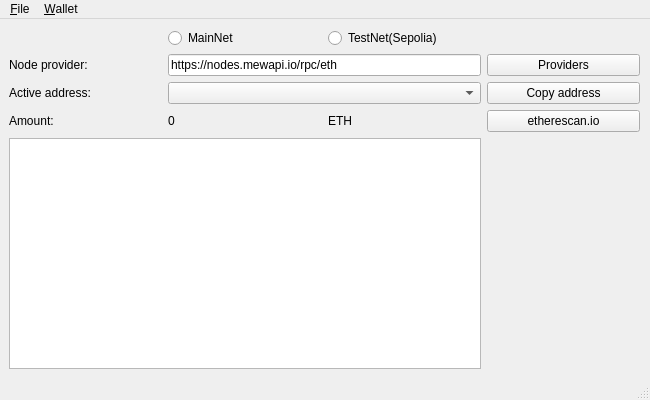
First picture: the form in resources/UI/MainWindow.ui, repository tokimay/full_access_wallet, before the edit.
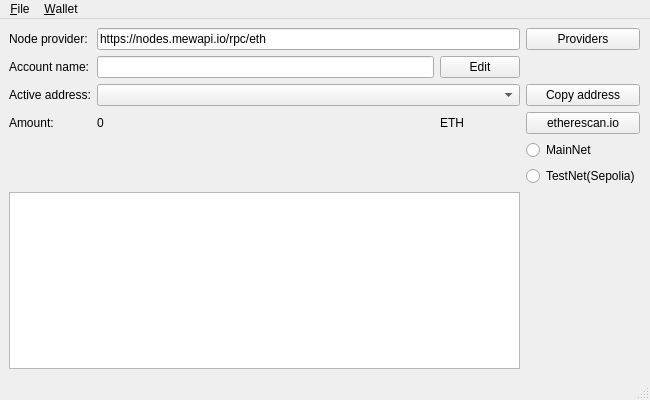
Second picture: the form after the edit.

Commit message: account name

Patch:
```diff
--- a/resources/UI/MainWindow.ui
+++ b/resources/UI/MainWindow.ui
@@ -24,90 +24,52 @@
      </rect>
     </property>
     <layout class="QGridLayout" name="gridlayout" columnstretch="0,0,0,0">
-     <item row="2" column="0">
-      <widget class="QLabel" name="label_activeAddress">
+     <item row="4" column="3">
+      <widget class="QPushButton" name="pushButton_ETH">
        <property name="text">
-        <string>Active address:</string>
+        <string>etherescan.io</string>
        </property>
       </widget>
      </item>
-     <item row="1" column="0">
-      <widget class="QLabel" name="label_node_provider">
-       <property name="text">
-        <string>Node provider:</string>
-       </property>
-      </widget>
-     </item>
-     <item row="0" column="1">
-      <widget class="QRadioButton" name="radioButton_mainNet">
-       <property name="text">
-        <string>MainNet</string>
-       </property>
-      </widget>
-     </item>
-     <item row="0" column="2">
-      <widget class="QRadioButton" name="radioButton_testNet">
-       <property name="text">
-        <string>TestNet(Sepolia)</string>
-       </property>
-      </widget>
-     </item>
-     <item row="6" column="0" colspan="3">
+     <item row="8" column="0" colspan="3">
       <widget class="QTextEdit" name="textEdit_main"/>
      </item>
-     <item row="2" column="1" colspan="2">
-      <widget class="QComboBox" name="comboBox_activeAddress_val"/>
-     </item>
-     <item row="3" column="1">
-      <widget class="QLabel" name="label_amount_val">
-       <property name="text">
-        <string>0</string>
-       </property>
-      </widget>
-     </item>
-     <item row="3" column="0">
+     <item row="4" column="0">
       <widget class="QLabel" name="label_amount">
        <property name="text">
         <string>Amount:</string>
        </property>
       </widget>
      </item>
-     <item row="3" column="3">
-      <widget class="QPushButton" name="pushButton_ETH">
+     <item row="1" column="1" colspan="2">
+      <widget class="QLineEdit" name="lineEdit_node_provider">
        <property name="text">
-        <string>etherescan.io</string>
+        <string>https://nodes.mewapi.io/rpc/eth</string>
        </property>
       </widget>
      </item>
-     <item row="3" column="2">
+     <item row="4" column="2">
       <widget class="QLabel" name="label_ETH">
        <property name="text">
         <string>ETH</string>
        </property>
       </widget>
      </item>
-     <item row="1" column="3">
-      <widget class="QPushButton" name="pushButton_node_provider">
-       <property name="text">
-        <string>Providers</string>
-       </property>
-      </widget>
-     </item>
-     <item row="2" column="3">
+     <item row="3" column="3">
       <widget class="QPushButton" name="pushButton_copy_address">
        <property name="text">
         <string>Copy address</string>
        </property>
       </widget>
      </item>
-     <item row="1" column="1" colspan="2">
-      <widget class="QLineEdit" name="lineEdit_node_provider">
+     <item row="2" column="0">
+      <widget class="QLabel" name="label_accountName">
        <property name="text">
-        <string>https://nodes.mewapi.io/rpc/eth</string>
+        <string>Account name:</string>
        </property>
       </widget>
      </item>
-     <item row="6" column="3">
+     <item row="8" column="3">
       <spacer name="verticalSpacer">
        <property name="orientation">
         <enum>Qt::Vertical</enum>
@@ -120,6 +82,61 @@
        </property>
       </spacer>
      </item>
+     <item row="1" column="0">
+      <widget class="QLabel" name="label_node_provider">
+       <property name="text">
+        <string>Node provider:</string>
+       </property>
+      </widget>
+     </item>
+     <item row="3" column="1" colspan="2">
+      <widget class="QComboBox" name="comboBox_activeAddress_val"/>
+     </item>
+     <item row="1" column="3">
+      <widget class="QPushButton" name="pushButton_node_provider">
+       <property name="text">
+        <string>Providers</string>
+       </property>
+      </widget>
+     </item>
+     <item row="5" column="3">
+      <widget class="QRadioButton" name="radioButton_mainNet">
+       <property name="text">
+        <string>MainNet</string>
+       </property>
+      </widget>
+     </item>
+     <item row="6" column="3">
+      <widget class="QRadioButton" name="radioButton_testNet">
+       <property name="text">
+        <string>TestNet(Sepolia)</string>
+       </property>
+      </widget>
+     </item>
+     <item row="3" column="0">
+      <widget class="QLabel" name="label_activeAddress">
+       <property name="text">
+        <string>Active address:</string>
+       </property>
+      </widget>
+     </item>
+     <item row="4" column="1">
+      <widget class="QLabel" name="label_amount_val">
+       <property name="text">
+        <string>0</string>
+       </property>
+      </widget>
+     </item>
+     <item row="2" column="1">
+      <widget class="QLineEdit" name="lineEdit_accountName"/>
+     </item>
+     <item row="2" column="2">
+      <widget class="QPushButton" name="pushButton_accountName">
+       <property name="text">
+        <string>Edit</string>
+       </property>
+      </widget>
+     </item>
     </layout>
    </widget>
   </widget>
```
The commit also changes 6 other files.
